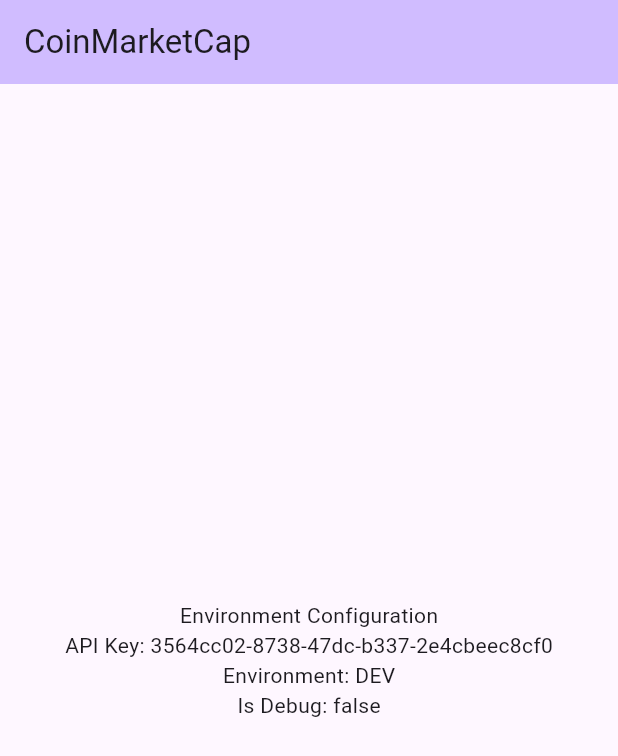
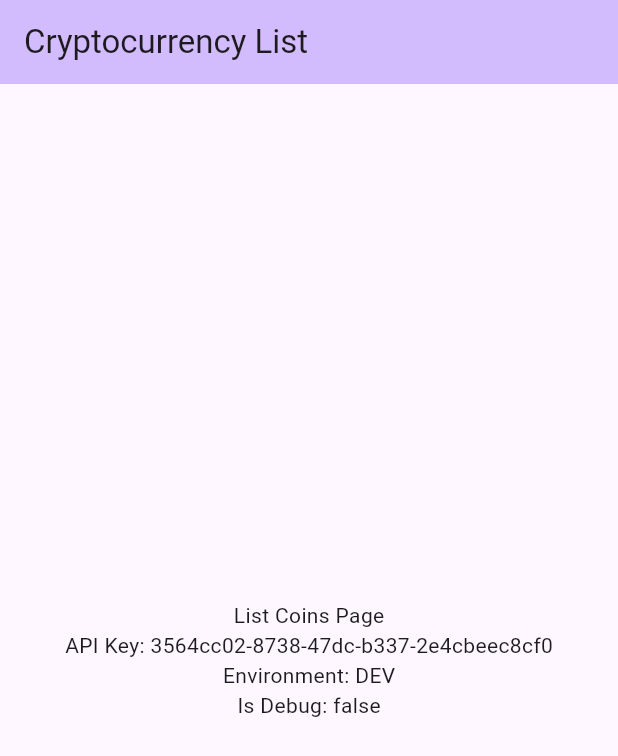
Before and after one commit to dias-rafael/mb-desafio-flutter, a Flutter app: the screen it shows after launch, on a phone screen of 412 x 824 dp. Shown: the top 756 px of the screen. Run offline on Flutter 3.47's test engine with Material 3 defaults, Android fonts, the phone set to English and light mode, and no system bars; our stand-ins replace flutter_dotenv, get_it.

```diff
--- a/lib/app_root/app_root_view.dart
+++ b/lib/app_root/app_root_view.dart
@@ -1,36 +1,46 @@
-import 'package:coinmarketcap/bootstraps/environment_config.dart';
+import 'package:coinmarketcap/core/l10n/l10n.dart';
+import 'package:coinmarketcap/features/coins/presentation/pages/list_coins_page.dart';
 import 'package:coinmarketcap/services/dependency_service.dart';
+import 'package:coinmarketcap/services/navigation_service.dart';
+import 'package:collection/collection.dart';
 import 'package:flutter/material.dart';
+import 'package:flutter_localizations/flutter_localizations.dart';
 
 class AppRootView extends StatelessWidget {
   const AppRootView({super.key});
 
   @override
   Widget build(BuildContext context) {
-    final environmentConfig = DependencyService.resolve<EnvironmentConfig>();
+    final NavigationService navigationService =
+        DependencyService.resolve<NavigationService>();
 
     return MaterialApp(
       title: 'CoinMarketCap',
+      localizationsDelegates: [
+        AppLocalizations.delegate,
+        GlobalMaterialLocalizations.delegate,
+        GlobalWidgetsLocalizations.delegate,
+        GlobalCupertinoLocalizations.delegate,
+      ],
+      supportedLocales: AppLocalizations.delegate.supportedLocales,
+      localeListResolutionCallback: (allLocales, supportedLocales) {
+        final locale = allLocales?.first.languageCode;
+        if (locale != null) {
+          final localeFound = supportedLocales.firstWhereOrNull(
+            (value) => value.languageCode.contains(locale),
+          );
+          if (localeFound != null) {
+            return localeFound;
+          }
+        }
+
+        return const Locale('en', 'US');
+      },
       theme: ThemeData(
         colorScheme: ColorScheme.fromSeed(seedColor: Colors.deepPurple),
       ),
-      home: Scaffold(
-        appBar: AppBar(
-          backgroundColor: Theme.of(context).colorScheme.inversePrimary,
-          title: Text('CoinMarketCap'),
-        ),
-        body: Center(
-          child: Column(
-            mainAxisAlignment: MainAxisAlignment.center,
-            children: <Widget>[
-              const Text('Environment Configuration'),
-              Text('API Key: ${environmentConfig.apiKey}'),
-              Text('Environment: ${environmentConfig.environment.name}'),
-              Text('Is Debug: ${environmentConfig.isDebug}'),
-            ],
-          ),
-        ),
-      ),
+      navigatorKey: navigationService.rootNavigatorKey,
+      home: ListCoinsPage(),
     );
   }
 }
--- /dev/null
+++ b/lib/core/l10n/intl_en.arb
@@ -0,0 +1,10 @@
+
+{
+    "@@locale": "en",
+    "appTitle": "CoinMarketCap",
+    "listTitle": "Cryptocurrency List",
+    "detailsTitle": "Cryptocurrency Details",
+    "errorTitle": "An error occurred",
+    "errorMessage": "Something went wrong. Please try again later.",
+    "errorUnknown": "An unknown error occurred."
+}
--- /dev/null
+++ b/lib/core/l10n/l10n.dart
@@ -0,0 +1,138 @@
+// GENERATED CODE - DO NOT MODIFY BY HAND
+import 'package:flutter/material.dart';
+import 'package:intl/intl.dart';
+import 'intl/messages_all.dart';
+
+// **************************************************************************
+// Generator: Flutter Intl IDE plugin
+// Made by Localizely
+// **************************************************************************
+
+// ignore_for_file: non_constant_identifier_names, lines_longer_than_80_chars
+// ignore_for_file: join_return_with_assignment, prefer_final_in_for_each
+// ignore_for_file: avoid_redundant_argument_values, avoid_escaping_inner_quotes
+
+class AppLocalizations {
+  AppLocalizations();
+
+  static AppLocalizations? _current;
+
+  static AppLocalizations get current {
+    assert(
+      _current != null,
+      'No instance of AppLocalizations was loaded. Try to initialize the AppLocalizations delegate before accessing AppLocalizations.current.',
+    );
+    return _current!;
+  }
+
+  static const AppLocalizationDelegate delegate = AppLocalizationDelegate();
+
+  static Future<AppLocalizations> load(Locale locale) {
+    final name = (locale.countryCode?.isEmpty ?? false)
+        ? locale.languageCode
+        : locale.toString();
+    final localeName = Intl.canonicalizedLocale(name);
+    return initializeMessages(localeName).then((_) {
+      Intl.defaultLocale = localeName;
+      final instance = AppLocalizations();
+      AppLocalizations._current = instance;
+
+      return instance;
+    });
+  }
+
+  static AppLocalizations of(BuildContext context) {
+    final instance = AppLocalizations.maybeOf(context);
+    assert(
+      instance != null,
+      'No instance of AppLocalizations present in the widget tree. Did you add AppLocalizations.delegate in localizationsDelegates?',
+    );
+    return instance!;
+  }
+
+  static AppLocalizations? maybeOf(BuildContext context) {
+    return Localizations.of<AppLocalizations>(context, AppLocalizations);
+  }
+
+  /// `CoinMarketCap`
+  String get appTitle {
+    return Intl.message('CoinMarketCap', name: 'appTitle', desc: '', args: []);
+  }
+
+  /// `Cryptocurrency List`
+  String get listTitle {
+    return Intl.message(
+      'Cryptocurrency List',
+      name: 'listTitle',
+      desc: '',
+      args: [],
+    );
+  }
+
+  /// `Cryptocurrency Details`
+  String get detailsTitle {
+    return Intl.message(
+      'Cryptocurrency Details',
+      name: 'detailsTitle',
+      desc: '',
+      args: [],
+    );
+  }
+
+  /// `An error occurred`
+  String get errorTitle {
+    return Intl.message(
+      'An error occurred',
+      name: 'errorTitle',
+      desc: '',
+      args: [],
+    );
+  }
+
+  /// `Something went wrong. Please try again later.`
+  String get errorMessage {
+    return Intl.message(
+      'Something went wrong. Please try again later.',
+      name: 'errorMessage',
+      desc: '',
+      args: [],
+    );
+  }
+
+  /// `An unknown error occurred.`
+  String get errorUnknown {
+    return Intl.message(
+      'An unknown error occurred.',
+      name: 'errorUnknown',
+      desc: '',
+      args: [],
+    );
+  }
+}
+
+class AppLocalizationDelegate extends LocalizationsDelegate<AppLocalizations> {
+  const AppLocalizationDelegate();
+
+  List<Locale> get supportedLocales {
+    return const <Locale>[
+      Locale.fromSubtags(languageCode: 'en'),
+      Locale.fromSubtags(languageCode: 'pt'),
+    ];
+  }
+
+  @override
+  bool isSupported(Locale locale) => _isSupported(locale);
+  @override
+  Future<AppLocalizations> load(Locale locale) => AppLocalizations.load(locale);
+  @override
+  bool shouldReload(AppLocalizationDelegate old) => false;
+
+  bool _isSupported(Locale locale) {
+    for (var supportedLocale in supportedLocales) {
+      if (supportedLocale.languageCode == locale.languageCode) {
+        return true;
+      }
+    }
+    return false;
+  }
+}
--- a/lib/features/coins/presentation/pages/list_coins_page.dart
+++ b/lib/features/coins/presentation/pages/list_coins_page.dart
@@ -1,3 +1,6 @@
+import 'package:coinmarketcap/bootstraps/environment_config.dart';
+import 'package:coinmarketcap/core/l10n/l10n.dart';
+import 'package:coinmarketcap/services/dependency_service.dart';
 import 'package:flutter/material.dart';
 
 class ListCoinsPage extends StatelessWidget {
@@ -5,15 +8,23 @@ class ListCoinsPage extends StatelessWidget {
 
   @override
   Widget build(BuildContext context) {
+    final environmentConfig = DependencyService.resolve<EnvironmentConfig>();
+    final loc = AppLocalizations.current;
+
     return Scaffold(
       appBar: AppBar(
         backgroundColor: Theme.of(context).colorScheme.inversePrimary,
-        title: Text('List Coins'),
+        title: Text(loc.listTitle),
       ),
       body: Center(
         child: Column(
           mainAxisAlignment: MainAxisAlignment.center,
-          children: <Widget>[const Text('List Coins Page')],
+          children: <Widget>[
+            const Text('List Coins Page'),
+            Text('API Key: ${environmentConfig.apiKey}'),
+            Text('Environment: ${environmentConfig.environment.name}'),
+            Text('Is Debug: ${environmentConfig.isDebug}'),
+          ],
         ),
       ),
     );
```
Also changed, not shown: lib/core/l10n/intl/messages_all.dart (added, +72 -0 lines), lib/core/l10n/intl/messages_en.dart (added, +38 -0 lines), lib/core/l10n/intl/messages_pt.dart (added, +38 -0 lines), lib/core/l10n/intl_pt.arb (added, +9 -0 lines), lib/services/api/error_type_enum.dart (+9 -9 lines), pubspec.yaml (+12 -0 lines), pubspec.lock, 1 other file.
